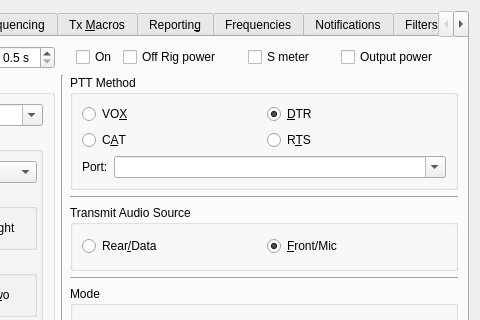
Qt form Configuration.ui (jtdx-project/jtdx) before a commit; both pictures show x 220 to 700 and y 0 to 320 of the 700 by 567 pixel window.
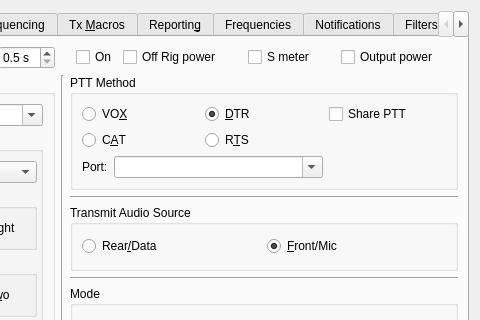
The same form after that commit. The open tabs and pages were chosen to show the change.

Commit message: hamlib ptt_share selectable from Settings/Radio

Diff of the .ui file:
```diff
--- a/Configuration.ui
+++ b/Configuration.ui
@@ -1317,6 +1317,22 @@
             </attribute>
            </widget>
           </item>
+         <item row="0" column="2">
+          <widget class="QCheckBox" name="rig_ptt_share_check_box">
+           <property name="sizePolicy">
+            <sizepolicy hsizetype="Preferred" vsizetype="Fixed">
+             <horstretch>0</horstretch>
+             <verstretch>0</verstretch>
+            </sizepolicy>
+           </property>
+           <property name="toolTip">
+            <string>&lt;html&gt;&lt;head/&gt;&lt;body&gt;&lt;p&gt;Request enable PTT sharing in Hamlib.&lt;/p&gt;&lt;/body&gt;&lt;/html&gt;</string>
+           </property>
+           <property name="text">
+            <string>Share PTT</string>
+           </property>
+          </widget>
+         </item>
           <item row="0" column="1">
            <widget class="QRadioButton" name="PTT_DTR_radio_button">
             <property name="toolTip">
```
The commit also changes 4 other files.
